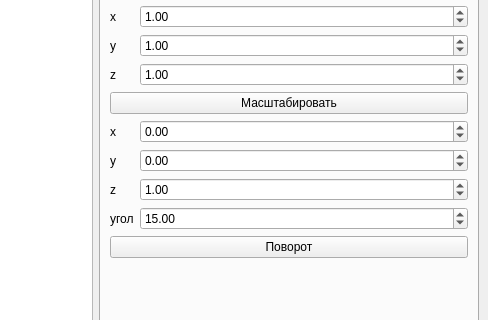
Above: mainwindow.ui from maxhha/bmstu-iu7-cg-cp before the change; both pictures show x 312 to 800 and y 154 to 474 of the 800 by 753 pixel window. Below: the same form after it.
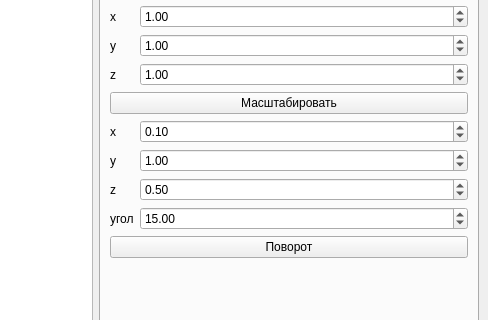
That is the form after the change.

Diff of the .ui file:
```diff
--- a/mainwindow.ui
+++ b/mainwindow.ui
@@ -187,6 +187,9 @@
           <property name="maximum">
            <double>10000.000000000000000</double>
           </property>
+          <property name="value">
+           <double>0.100000000000000</double>
+          </property>
          </widget>
         </item>
         <item row="9" column="0">
@@ -204,6 +207,9 @@
           <property name="maximum">
            <double>10000.000000000000000</double>
           </property>
+          <property name="value">
+           <double>1.000000000000000</double>
+          </property>
          </widget>
         </item>
         <item row="10" column="0">
@@ -219,7 +225,7 @@
            <double>-10000.000000000000000</double>
           </property>
           <property name="value">
-           <double>1.000000000000000</double>
+           <double>0.500000000000000</double>
           </property>
          </widget>
         </item>
```
